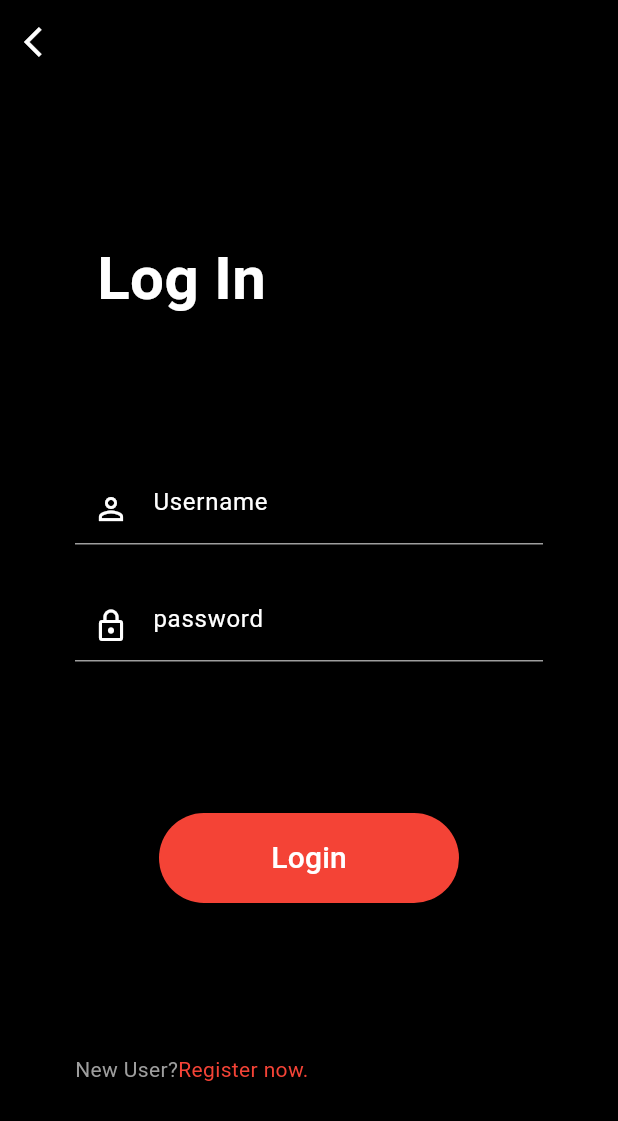
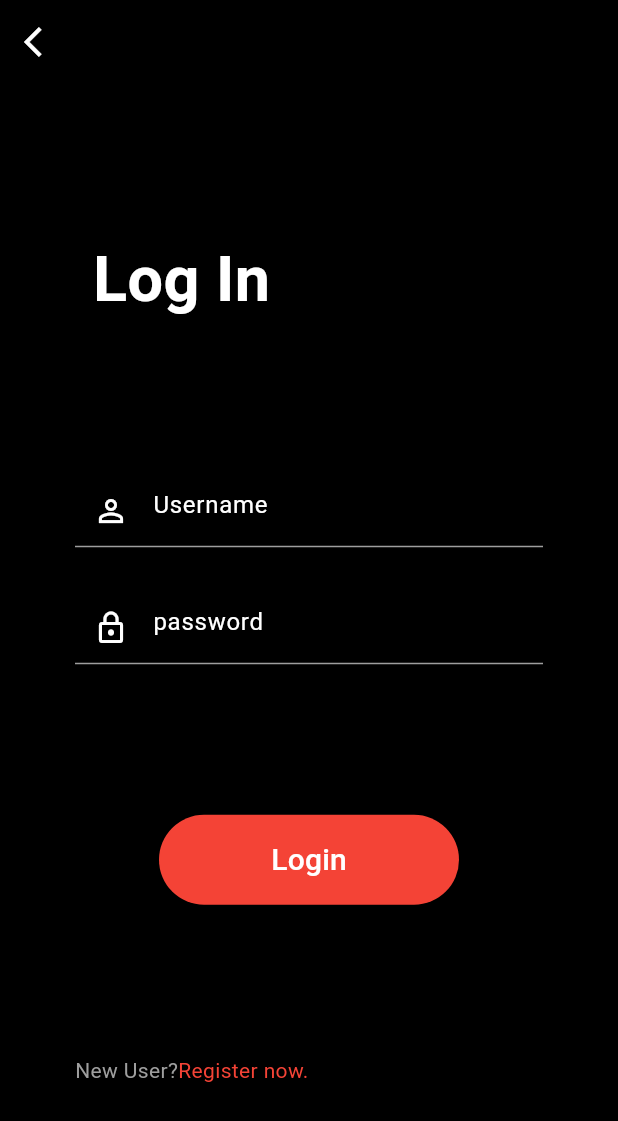
Before and after one commit to asaduzzamanlimon420/FOOD-JET, a Flutter app: the LoginPage screen opened directly, on a phone screen of 412 x 824 dp. Shown: the top 1121 px of the screen. Run offline on Flutter 3.47's test engine with Material 3 defaults, Android fonts, the phone set to English and light mode, and no system bars.

Commit message:
some change

```diff
--- a/lib/file/login_page.dart
+++ b/lib/file/login_page.dart
@@ -41,7 +41,7 @@ class LoginPage extends StatelessWidget {
                 "Log In",
                 style: TextStyle(
                   color: Colors.white,
-                  fontSize: 40,
+                  fontSize: 42,
                   fontWeight: FontWeight.bold,
                 ),
               ),
```
